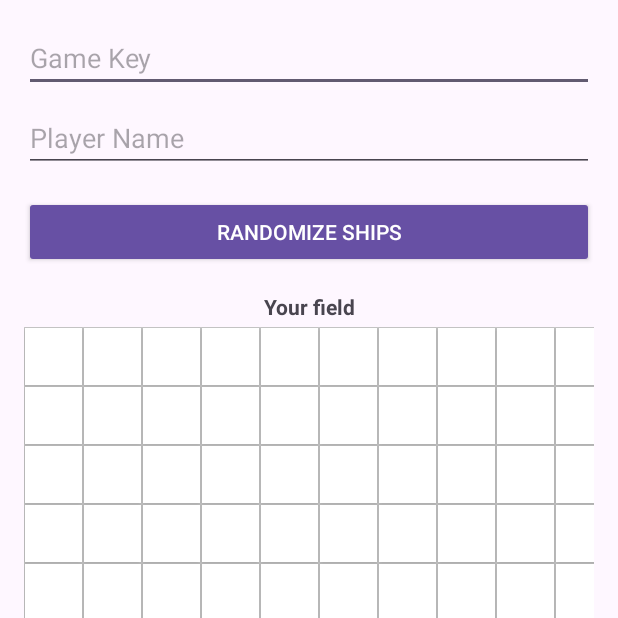
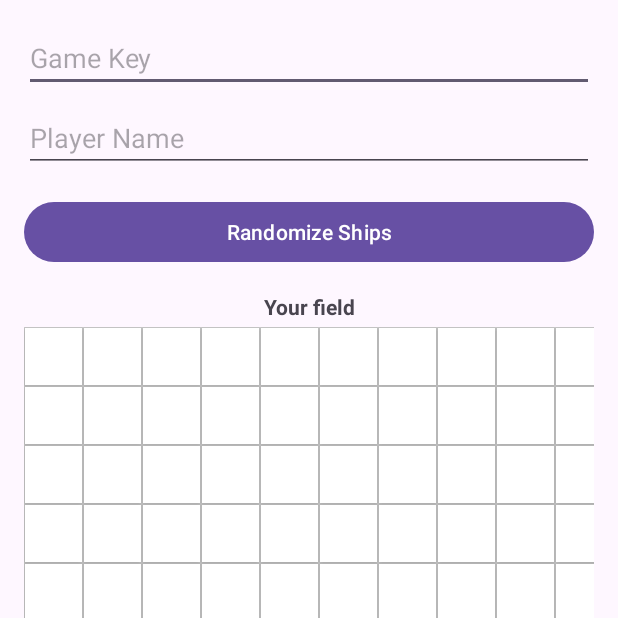
Before and after one commit to MateuszOskedraFHNWAccount/BattleshipClient, an Android app: the screen it shows after launch (MainActivity), on a phone screen of 412 x 824 dp, the top half of it. Run offline under Robolectric (Android 15) with nearby library versions, the phone set to English and light mode, and no system bars.

Commit message:
Revert "Update activity"
This reverts commit 2b47f3582697ba6353c16b4fecd63c69b6deedbe.

```diff
--- a/AndroidStudio/app/src/main/res/layout/activity_main.xml
+++ b/AndroidStudio/app/src/main/res/layout/activity_main.xml
@@ -28,11 +28,10 @@
 
         <Button
             android:id="@+id/btn_randomize"
-            style="@style/Widget.AppCompat.Button"
             android:layout_width="match_parent"
             android:layout_height="wrap_content"
-            android:layout_marginBottom="8dp"
-            android:text="Randomize Ships" />
+            android:text="Randomize Ships"
+            android:layout_marginBottom="8dp"/>
 
         <TextView
             android:layout_width="match_parent"
@@ -72,22 +71,20 @@
             android:useDefaultMargins="true"
             android:background="#cccccc" />
 
+        <Button
+            android:id="@+id/btn_add"
+            android:layout_width="match_parent"
+            android:layout_height="wrap_content"
+            android:text="Start Game"
+            android:layout_marginTop="16dp"/>
+
         <TextView
             android:id="@+id/result_tv"
             android:layout_width="match_parent"
             android:layout_height="wrap_content"
-            android:text=" "
+            android:text="DebugText"
             android:textSize="16sp"
             android:gravity="center"
             android:layout_marginTop="8dp"/>
-
-        <Button
-            android:id="@+id/btn_add"
-            style="@style/Widget.AppCompat.Button"
-            android:layout_width="match_parent"
-            android:layout_height="wrap_content"
-            android:layout_marginTop="16dp"
-            android:background="#3F51B5"
-            android:text="Start Game" />
     </LinearLayout>
 </ScrollView>
```
